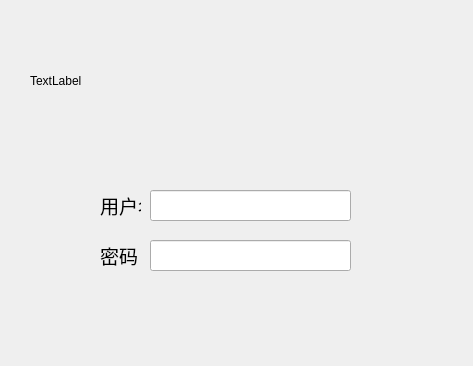
Above: resources/ui/Login.ui from BluesJiang/PlateRecognition before the change. Below: the same form after it.
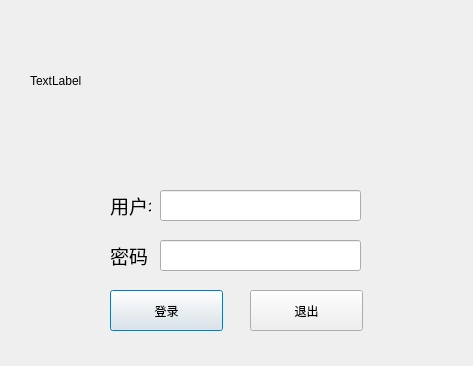
That is the form after the change.

Commit message: add login interface and search window

```diff
--- a/resources/ui/Login.ui
+++ b/resources/ui/Login.ui
@@ -29,7 +29,7 @@
   <widget class="QLineEdit" name="lineEdit">
    <property name="geometry">
     <rect>
-     <x>150</x>
+     <x>160</x>
      <y>190</y>
      <width>201</width>
      <height>31</height>
@@ -48,7 +48,7 @@
   <widget class="QLineEdit" name="lineEdit_2">
    <property name="geometry">
     <rect>
-     <x>150</x>
+     <x>160</x>
      <y>240</y>
      <width>201</width>
      <height>31</height>
@@ -64,7 +64,7 @@
   <widget class="QLabel" name="label_2">
    <property name="geometry">
     <rect>
-     <x>100</x>
+     <x>110</x>
      <y>190</y>
      <width>41</width>
      <height>31</height>
@@ -85,7 +85,7 @@
   <widget class="QLabel" name="label_3">
    <property name="geometry">
     <rect>
-     <x>100</x>
+     <x>110</x>
      <y>240</y>
      <width>41</width>
      <height>31</height>
@@ -103,6 +103,32 @@
     <string>密码</string>
    </property>
   </widget>
+  <widget class="QPushButton" name="loginButton">
+   <property name="geometry">
+    <rect>
+     <x>110</x>
+     <y>290</y>
+     <width>113</width>
+     <height>41</height>
+    </rect>
+   </property>
+   <property name="text">
+    <string>登录</string>
+   </property>
+  </widget>
+  <widget class="QPushButton" name="exitButton">
+   <property name="geometry">
+    <rect>
+     <x>250</x>
+     <y>290</y>
+     <width>113</width>
+     <height>41</height>
+    </rect>
+   </property>
+   <property name="text">
+    <string>退出</string>
+   </property>
+  </widget>
  </widget>
  <resources/>
  <connections/>
```
The commit also changes 7 other files.
